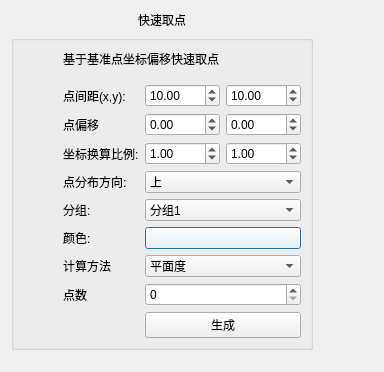
Old version of the form getpointdialog.ui in the repository kof98765/scanControl.
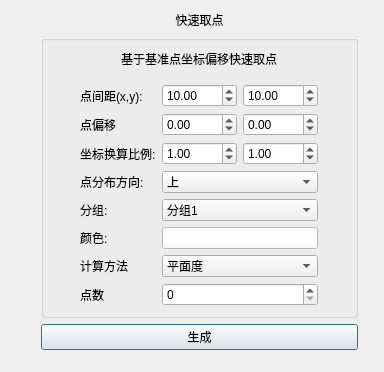
New version of the form.

The edit to the form file:
```diff
--- a/getpointdialog.ui
+++ b/getpointdialog.ui
@@ -16,7 +16,40 @@
   <layout class="QGridLayout" name="gridLayout_2">
    <item row="0" column="0">
     <layout class="QGridLayout" name="gridLayout">
-     <item row="0" column="0">
+     <item row="3" column="0">
+      <spacer name="horizontalSpacer_3">
+       <property name="orientation">
+        <enum>Qt::Horizontal</enum>
+       </property>
+       <property name="sizeHint" stdset="0">
+        <size>
+         <width>40</width>
+         <height>20</height>
+        </size>
+       </property>
+      </spacer>
+     </item>
+     <item row="3" column="3">
+      <spacer name="horizontalSpacer_4">
+       <property name="orientation">
+        <enum>Qt::Horizontal</enum>
+       </property>
+       <property name="sizeHint" stdset="0">
+        <size>
+         <width>40</width>
+         <height>20</height>
+        </size>
+       </property>
+      </spacer>
+     </item>
+     <item row="3" column="2">
+      <widget class="QPushButton" name="creat">
+       <property name="text">
+        <string>生成</string>
+       </property>
+      </widget>
+     </item>
+     <item row="0" column="2">
       <widget class="QLabel" name="label">
        <property name="text">
         <string>快速取点</string>
@@ -26,7 +59,7 @@
        </property>
       </widget>
      </item>
-     <item row="3" column="0">
+     <item row="4" column="2">
       <spacer name="verticalSpacer_2">
        <property name="orientation">
         <enum>Qt::Vertical</enum>
@@ -39,7 +72,7 @@
        </property>
       </spacer>
      </item>
-     <item row="2" column="0">
+     <item row="2" column="2">
       <widget class="QGroupBox" name="groupBox">
        <property name="title">
         <string/>
@@ -94,6 +127,9 @@
           <property name="text">
            <string>基于基准点坐标偏移快速取点</string>
           </property>
+          <property name="alignment">
+           <set>Qt::AlignCenter</set>
+          </property>
          </widget>
         </item>
         <item row="8" column="1">
@@ -106,13 +142,6 @@
         <item row="10" column="2">
          <widget class="QSpinBox" name="pointCount"/>
         </item>
-        <item row="11" column="2">
-         <widget class="QPushButton" name="creat">
-          <property name="text">
-           <string>生成</string>
-          </property>
-         </widget>
-        </item>
         <item row="6" column="1">
          <widget class="QLabel" name="label_6">
           <property name="text">
@@ -134,6 +163,19 @@
           </property>
          </widget>
         </item>
+        <item row="6" column="3">
+         <spacer name="horizontalSpacer_2">
+          <property name="orientation">
+           <enum>Qt::Horizontal</enum>
+          </property>
+          <property name="sizeHint" stdset="0">
+           <size>
+            <width>40</width>
+            <height>20</height>
+           </size>
+          </property>
+         </spacer>
+        </item>
         <item row="7" column="1">
          <widget class="QLabel" name="label_7">
           <property name="text">
@@ -321,8 +363,8 @@
        </layout>
       </widget>
      </item>
-     <item row="2" column="1">
-      <spacer name="horizontalSpacer_2">
+     <item row="3" column="1">
+      <spacer name="horizontalSpacer_5">
        <property name="orientation">
         <enum>Qt::Horizontal</enum>
        </property>
```
Left out of the diff: 62 changed lines with no effect on the pictures.
